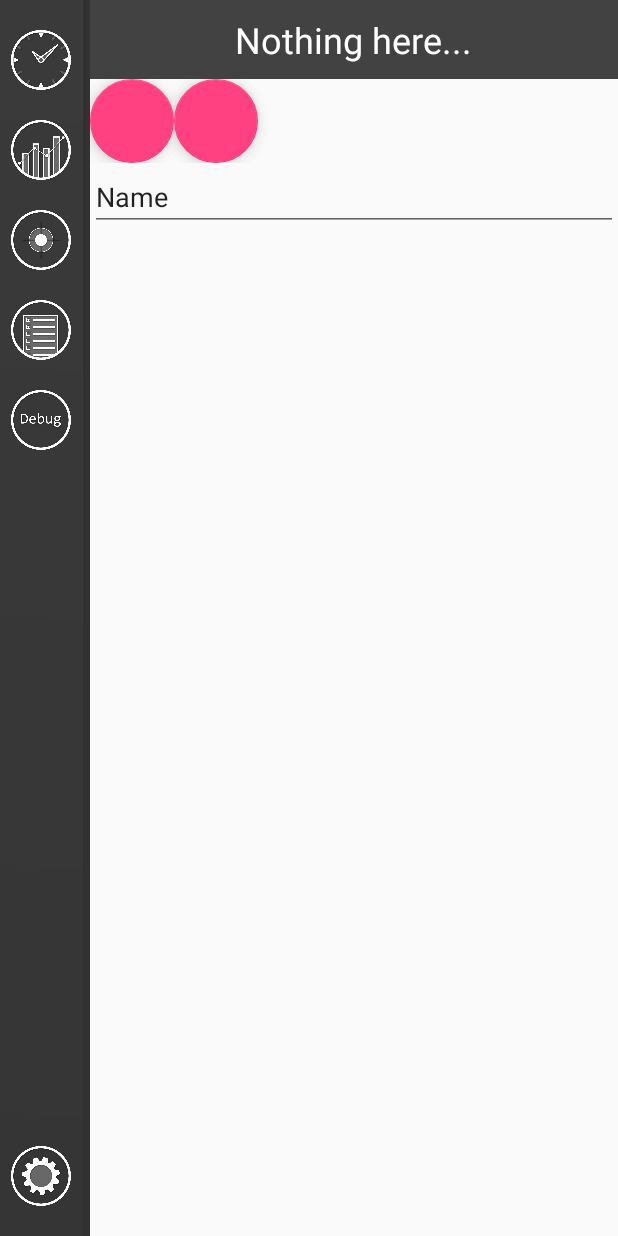
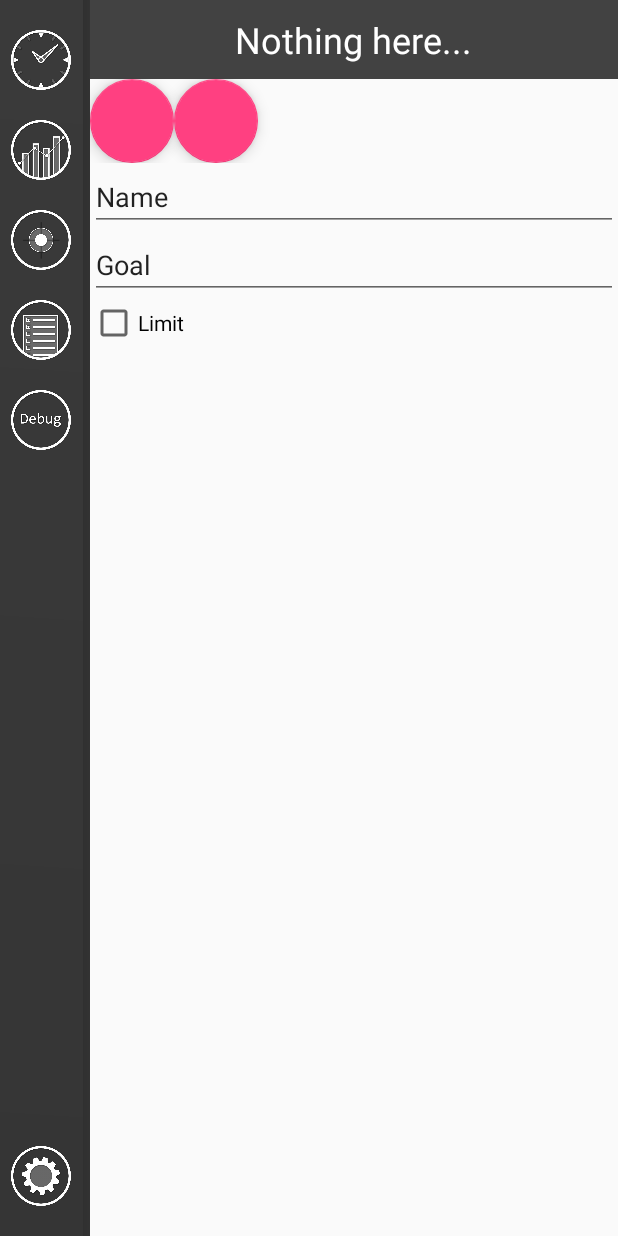
Before and after one commit to Jie-He/ATracker, an Android app: the fragment GoalFragment placed in its activity, on a phone screen of 412 x 824 dp. Run offline under Robolectric (Android 15) with nearby library versions, the phone set to English and light mode, and no system bars.

Commit message:
Goal UI done

```diff
--- a/app/src/main/java/com/example/jiehe/atracker/GoalFragment.java
+++ b/app/src/main/java/com/example/jiehe/atracker/GoalFragment.java
@@ -2,21 +2,44 @@ package com.example.jiehe.atracker;
 
 import android.os.Bundle;
 import android.support.annotation.Nullable;
+import android.support.design.widget.FloatingActionButton;
 import android.support.v4.app.Fragment;
 import android.view.LayoutInflater;
 import android.view.View;
 import android.view.ViewGroup;
+import android.widget.CheckBox;
+import android.widget.EditText;
+import android.widget.ListView;
+import android.widget.TextView;
 
 /**
  * Created by jiehe on 14/03/2018.
  */
 
 public class GoalFragment extends Fragment{
+    private EditText namebox;
+    private EditText goalbox;
+    private CheckBox limitcheck;
+    private ListView listview2;
+    private FileManager fm;
+    private FloatingActionButton fab;
+    private FloatingActionButton fab2;
+
+    public void setFM(FileManager f){
+        fm = f;
+    }
+
 
     @Override
     public View onCreateView(LayoutInflater inflater, @Nullable ViewGroup container, @Nullable Bundle savedInstanceState){
         //return super.onCreateView(inflater, container,savedInstanceState);
         View view = inflater.inflate(R.layout.frag_goal, container, false);
+        namebox = (EditText)view.findViewById(R.id.namebox);
+        goalbox = (EditText)view.findViewById(R.id.goalbox);
+        limitcheck = (CheckBox)view.findViewById(R.id.limitcheck);
+        listview2 = (ListView)view.findViewById(R.id.listview1);
+        fab = (FloatingActionButton)view.findViewById(R.id.addactivity);
+        fab2 = (FloatingActionButton)view.findViewById(R.id.addactivity2);
         return view;
     }
 }
--- a/app/src/main/java/com/example/jiehe/atracker/MainActivity.java
+++ b/app/src/main/java/com/example/jiehe/atracker/MainActivity.java
@@ -58,7 +58,7 @@ public class MainActivity extends AppCompatActivity {
         mainTimerFrag = new TimerFragment(); mainTimerFrag.setFileManager(fm);
         mainGraphFrag = new GraphFragment();
         mainSettingFrag = new SettingFragment();
-        mainGoalFrag = new GoalFragment();
+        mainGoalFrag = new GoalFragment(); mainGoalFrag.setFM(fm);
         mainRecordsFrag = new RecordsFragment();
         mainDebugFrag = new DebugFragment(); mainDebugFrag.setFileManager(fm);
 
--- a/app/src/main/res/layout/frag_goal.xml
+++ b/app/src/main/res/layout/frag_goal.xml
@@ -10,10 +10,12 @@
         android:orientation="horizontal">
 
         <android.support.design.widget.FloatingActionButton
+            android:id="@+id/addactivity"
             android:layout_width="wrap_content"
             android:layout_height="wrap_content" />
 
         <android.support.design.widget.FloatingActionButton
+            android:id="@+id/addactivity2"
             android:layout_width="wrap_content"
             android:layout_height="wrap_content" />
 
@@ -21,14 +23,30 @@
     </android.support.v7.widget.LinearLayoutCompat>
 
     <EditText
+        android:id="@+id/namebox"
         android:layout_width="match_parent"
         android:layout_height="wrap_content"
         android:ems="10"
         android:inputType="textPersonName"
         android:text="Name" />
 
+    <EditText
+        android:id="@+id/goalbox"
+        android:layout_width="match_parent"
+        android:layout_height="wrap_content"
+        android:ems="10"
+        android:inputType="textPersonName"
+        android:text="Goal" />
+
+    <CheckBox
+        android:id="@+id/limitcheck"
+        android:layout_width="match_parent"
+        android:layout_height="wrap_content"
+        android:text="Limit" />
+
     <ListView
-        android:layout_width="211dp"
+        android:id="@+id/listview1"
+        android:layout_width="match_parent"
         android:layout_height="match_parent" />
 
 </LinearLayout>
```
